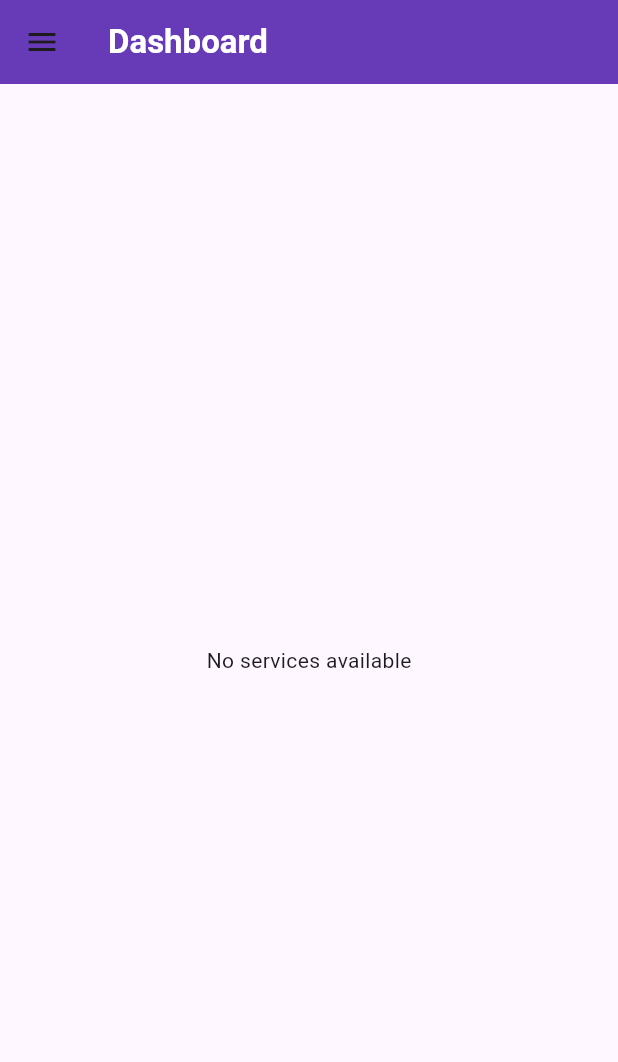
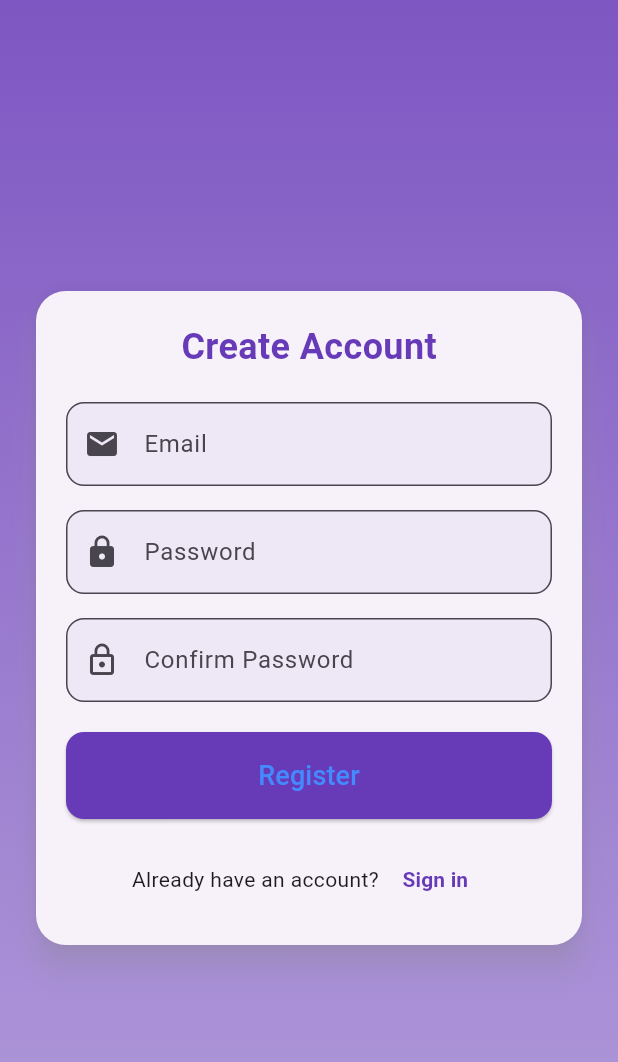
Before and after one commit to sanjay-padanilam/home_maintanance_app, a Flutter app: the screen it shows after launch, on a phone screen of 412 x 824 dp. Shown: the top 1062 px of the screen. Run offline on Flutter 3.47's test engine with Material 3 defaults, Android fonts, the light colour scheme and no system bars; our stand-ins replace cloud_firestore, firebase_auth, firebase_core, flutter_riverpod; accounts and stored records are empty.

Commit message:
registration_screen_added

```diff
--- a/lib/main.dart
+++ b/lib/main.dart
@@ -3,6 +3,7 @@ import 'package:flutter/material.dart';
 import 'package:flutter_riverpod/flutter_riverpod.dart';
 import 'package:home_maintanance_app/firebase_options.dart';
 import 'package:home_maintanance_app/view/homescreen/homescreen.dart';
+import 'package:home_maintanance_app/view/registration_screen/registration_screen.dart';
 
 Future<void> main() async {
   WidgetsFlutterBinding.ensureInitialized();
@@ -19,7 +20,7 @@ class MyApp extends StatelessWidget {
   Widget build(BuildContext context) {
     return MaterialApp(
       debugShowCheckedModeBanner: false,
-      home: Homescreen(),
+      home: RegistrationScreen(),
     );
   }
 }
--- a/lib/view/homescreen/homescreen.dart
+++ b/lib/view/homescreen/homescreen.dart
@@ -122,8 +122,8 @@ class _HomescreenState extends ConsumerState<Homescreen> {
                         radius: screenWidth > 400
                             ? 24
                             : 16, // Responsive avatar size
-                        backgroundImage:
-                            AssetImage('assets/profile_placeholder.png'),
+                        // backgroundImage:
+                        //     AssetImage('assets/profile_placeholder.png'),
                       ),
                     ],
                   ),
--- /dev/null
+++ b/lib/view/registration_screen/registration_screen.dart
@@ -0,0 +1,183 @@
+import 'package:flutter/material.dart';
+import 'package:flutter_riverpod/flutter_riverpod.dart';
+import 'package:home_maintanance_app/view/registration_screen/registration_screen_controller/registration_screen_controller.dart';
+import 'package:home_maintanance_app/view/registration_screen/registration_screen_controller/registration_screen_state.dart';
+
+class RegistrationScreen extends ConsumerWidget {
+  const RegistrationScreen({super.key});
+
+  @override
+  Widget build(BuildContext context, WidgetRef ref) {
+    final _formKey = GlobalKey<FormState>();
+    final emailController = TextEditingController();
+    final passwordController = TextEditingController();
+    final repasswordController = TextEditingController();
+    final registrationscreenstate =
+        ref.watch(RegistrationScreenStateProvider) as RegistrationScreenState;
+
+    return Scaffold(
+      body: Container(
+        decoration: BoxDecoration(
+          gradient: LinearGradient(
+            colors: [Colors.deepPurple.shade400, Colors.deepPurple.shade200],
+            begin: Alignment.topCenter,
+            end: Alignment.bottomCenter,
+          ),
+        ),
+        padding: const EdgeInsets.all(20),
+        child: Center(
+          child: SingleChildScrollView(
+            child: Card(
+              shape: RoundedRectangleBorder(
+                borderRadius: BorderRadius.circular(20),
+              ),
+              elevation: 8,
+              shadowColor: Colors.deepPurple.shade100,
+              child: Padding(
+                padding: const EdgeInsets.all(20.0),
+                child: Form(
+                  key: _formKey,
+                  child: Column(
+                    mainAxisSize: MainAxisSize.min,
+                    children: [
+                      // Title
+                      Text(
+                        "Create Account",
+                        style: TextStyle(
+                          fontSize: 24,
+                          fontWeight: FontWeight.bold,
+                          color: Colors.deepPurple,
+                        ),
+                      ),
+                      const SizedBox(height: 20),
+                      // Email Field
+                      TextFormField(
+                        controller: emailController,
+                        decoration: InputDecoration(
+                          labelText: "Email",
+                          prefixIcon: Icon(Icons.email),
+                          border: OutlineInputBorder(
+                            borderRadius: BorderRadius.circular(12),
+                          ),
+                          filled: true,
+                          fillColor: Colors.deepPurple.shade50,
+                        ),
+                        validator: (value) {
+                          if (value == null || value.isEmpty) {
+                            return 'Please enter your email';
+                          } else if (!RegExp(
+                                  r"^[a-zA-Z0-9.a-zA-Z0-9]+@[a-zA-Z]+\.[a-zA-Z]+")
+                              .hasMatch(value)) {
+                            return 'Please enter a valid email';
+                          }
+                          return null;
+                        },
+                      ),
+                      const SizedBox(height: 16),
+                      // Password Field
+                      TextFormField(
+                        controller: passwordController,
+                        decoration: InputDecoration(
+                          labelText: "Password",
+                          prefixIcon: Icon(Icons.lock),
+                          border: OutlineInputBorder(
+                            borderRadius: BorderRadius.circular(12),
+                          ),
+                          filled: true,
+                          fillColor: Colors.deepPurple.shade50,
+                        ),
+                        obscureText: true,
+                        validator: (value) {
+                          if (value == null || value.isEmpty) {
+                            return 'Please enter your password';
+                          } else if (value.length < 6) {
+                            return 'Password must be at least 6 characters long';
+                          }
+                          return null;
+                        },
+                      ),
+                      const SizedBox(height: 16),
+                      // Re-enter Password Field
+                      TextFormField(
+                        controller: repasswordController,
+                        decoration: InputDecoration(
+                          labelText: "Confirm Password",
+                          prefixIcon: Icon(Icons.lock_outline),
+                          border: OutlineInputBorder(
+                            borderRadius: BorderRadius.circular(12),
+                          ),
+                          filled: true,
+                          fillColor: Colors.deepPurple.shade50,
+                        ),
+                        obscureText: true,
+                        validator: (value) {
+                          if (value == null || value.isEmpty) {
+                            return 'Please confirm your password';
+                          } else if (value != passwordController.text) {
+                            return 'Passwords do not match';
+                          }
+                          return null;
+                        },
+                      ),
+                      const SizedBox(height: 20),
+                      // Register Button
+                      SizedBox(
+                        width: double.infinity,
+                        child: ElevatedButton(
+                          onPressed: () async {
+                            if (_formKey.currentState!.validate()) {
+                              // Handle registration logic here
+                              await ref
+                                  .read(
+                                      RegistrationScreenStateProvider.notifier)
+                                  .onRegistration(
+                                      email: emailController.text,
+                                      password: passwordController.text,
+                                      BuildContext: BuildContext);
+                            }
+                          },
+                          style: ElevatedButton.styleFrom(
+                            backgroundColor: Colors.deepPurple,
+                            shape: RoundedRectangleBorder(
+                              borderRadius: BorderRadius.circular(12),
+                            ),
+                            padding: const EdgeInsets.symmetric(vertical: 16),
+                          ),
+                          child: const Text(
+                            "Register",
+                            style: TextStyle(
+                                fontSize: 18, color: Colors.blueAccent),
+                          ),
+                        ),
+                      ),
+                      const SizedBox(height: 16),
+                      // Navigate to Login Screen
+                      Row(
+                        mainAxisAlignment: MainAxisAlignment.center,
+                        children: [
+                          const Text("Already have an account? "),
+                          TextButton(
+                            onPressed: () {
+                              // Handle navigation to login screen
+                            },
+                            child: const Text(
+                              "Sign in",
+                              style: TextStyle(
+                                fontWeight: FontWeight.bold,
+                                color: Colors.deepPurple,
+                              ),
+                            ),
+                          ),
+                        ],
+                      ),
+                    ],
+                  ),
+                ),
+              ),
+            ),
+          ),
+        ),
+      ),
+    );
+  }
+}
--- /dev/null
+++ b/lib/view/registration_screen/registration_screen_controller/registration_screen_controller.dart
@@ -0,0 +1,31 @@
+import 'package:firebase_auth/firebase_auth.dart';
+import 'package:flutter_riverpod/flutter_riverpod.dart';
+import 'package:home_maintanance_app/view/registration_screen/registration_screen_controller/registration_screen_state.dart';
+
+final RegistrationScreenStateProvider = StateNotifierProvider(
+  (ref) => RegistrationScreenStateNotifier(),
+);
+
+class RegistrationScreenStateNotifier
+    extends StateNotifier<RegistrationScreenState> {
+  RegistrationScreenStateNotifier() : super(RegistrationScreenState());
+
+  Future<void> onRegistration(
+      {required String email,
+      required String password,
+      required BuildContext}) async {
+    state = state.copyWith(isLoading: true);
+    try {
+      final credential =
+          await FirebaseAuth.instance.createUserWithEmailAndPassword(
+        email: email,
+        password: password,
+      );
+      if (credential.user?.uid != null) {}
+    } on FirebaseAuthException catch (e) {
+      if (e.code == 'weak-password') {
+      } else if (e.code == 'email-already-in-use') {}
+    } catch (e) {}
+    state = state.copyWith(isLoading: false);
+  }
+}
--- /dev/null
+++ b/lib/view/registration_screen/registration_screen_controller/registration_screen_state.dart
@@ -0,0 +1,7 @@
+class RegistrationScreenState {
+  bool isLoading;
+  RegistrationScreenState({this.isLoading = false});
+  RegistrationScreenState copyWith({bool? isLoading}) {
+    return RegistrationScreenState(isLoading: isLoading ?? this.isLoading);
+  }
+}
--- a/pubspec.yaml
+++ b/pubspec.yaml
@@ -39,6 +39,7 @@ dependencies:
   firebase_core: ^3.8.1
   flutter_riverpod: ^2.6.1
   cloud_firestore: ^5.5.1
+  firebase_auth: ^5.3.4
 
 dev_dependencies:
   flutter_test:
```
Also changed, not shown: pubspec.lock, 5 other files.
